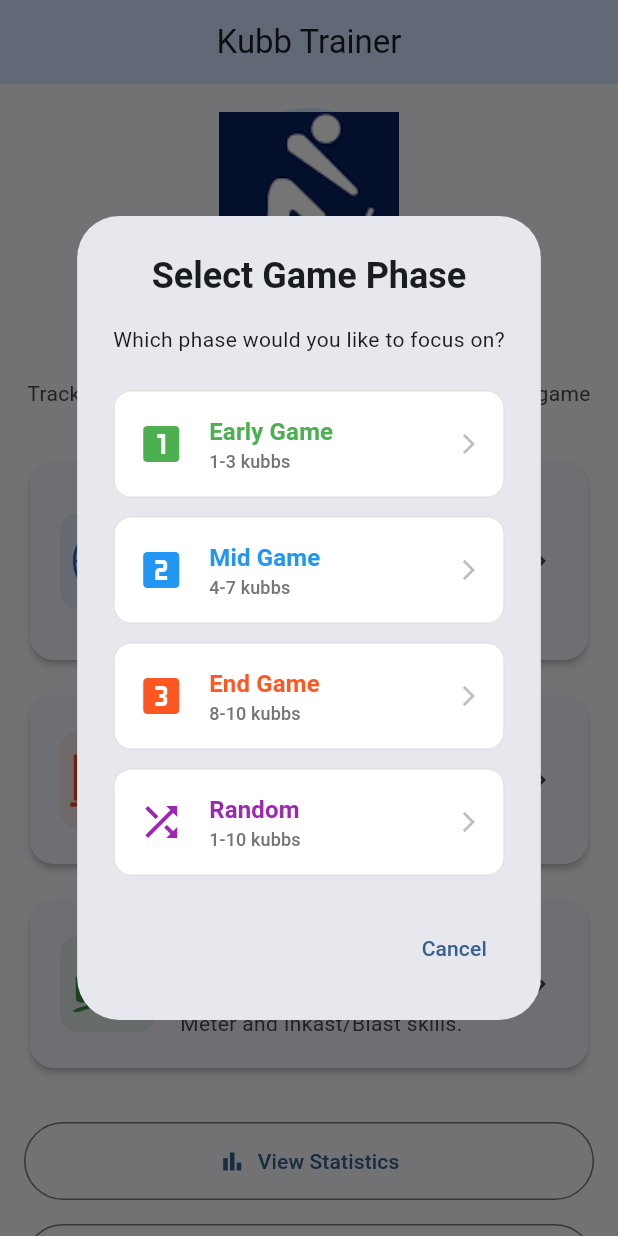
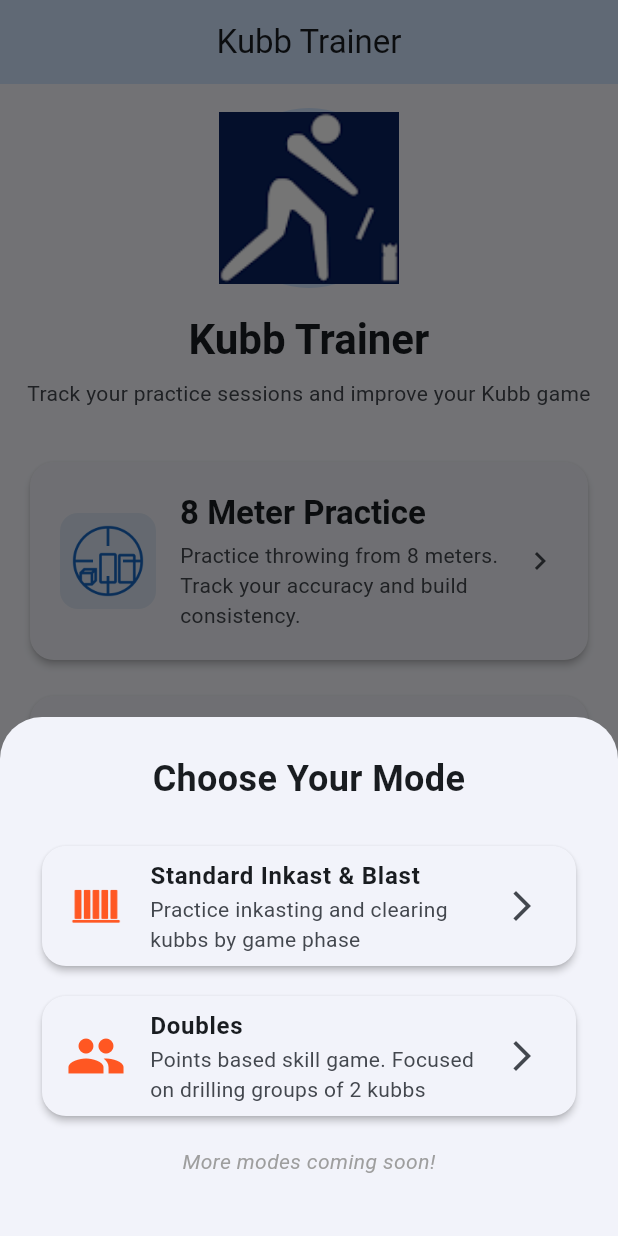
Before and after one commit to ST-Superman/KubbManager-Flutter, a Flutter app: the screen it shows after launch, after a tap on "Inkast Blast", on a phone screen of 412 x 824 dp. Run offline on Flutter 3.47's test engine with Material 3 defaults, Android fonts, the phone set to English and light mode, and no system bars; our stand-ins replace fl_chart, shared_preferences, sqflite; accounts and stored records are empty.

Commit message:
Reorganize Inkast Blast navigation with proper mode selection hierarchy
- Add 'Choose Your Mode' bottom sheet for Inkast Blast (like 8 Meter)
- Create two-tier navigation: Mode selection → Phase selection
- Mode options under Inkast Blast:
  1. Standard Inkast & Blast - Opens phase selection (Early/Mid/End/Random)
  2. Doubles - Coming Soon (points based game for groups of 2 kubbs)
- Move Doubles from Mixed Phase Training to Inkast Blast menu
- Update Around the Pitch subtitle to better describe the mode
- Maintain consistent UX across all training mode selections

```diff
--- a/lib/views/landing_page.dart
+++ b/lib/views/landing_page.dart
@@ -45,7 +45,7 @@ class LandingPage extends StatelessWidget {
               imagePath: 'assets/icons/inkastblast.png',
               color: Colors.deepOrange.shade700,
               onTap: () {
-                _showInkastBlastPhaseSelection(context);
+                _showInkastBlastModeSelection(context);
               },
             ),
             const SizedBox(height: 16),
@@ -168,6 +168,77 @@ class LandingPage extends StatelessWidget {
                       builder: (context) => const AroundThePitchTrainingView(),
                     ),
                   );
+                },
+              ),
+            ),
+            const SizedBox(height: 16),
+
+            // More modes coming soon message
+            const Text(
+              'More modes coming soon!',
+              style: TextStyle(
+                fontSize: 14,
+                fontStyle: FontStyle.italic,
+                color: Colors.grey,
+              ),
+              textAlign: TextAlign.center,
+            ),
+            const SizedBox(height: 16),
+          ],
+        ),
+      ),
+    );
+  }
+
+  void _showInkastBlastModeSelection(BuildContext context) {
+    showModalBottomSheet(
+      context: context,
+      builder: (context) => Container(
+        padding: const EdgeInsets.all(24),
+        child: Column(
+          mainAxisSize: MainAxisSize.min,
+          crossAxisAlignment: CrossAxisAlignment.stretch,
+          children: [
+            const Text(
+              'Choose Your Mode',
+              style: TextStyle(fontSize: 24, fontWeight: FontWeight.bold),
+              textAlign: TextAlign.center,
+            ),
+            const SizedBox(height: 24),
+
+            // Standard Inkast & Blast Mode
+            Card(
+              child: ListTile(
+                leading: Image.asset(
+                  'assets/icons/inkastblast.png',
+                  width: 40,
+                  height: 40,
+                  color: Colors.deepOrange,
+                  colorBlendMode: BlendMode.srcIn,
+                ),
+                title: const Text('Standard Inkast & Blast',
+                    style: TextStyle(fontWeight: FontWeight.bold)),
+                subtitle: const Text('Practice inkasting and clearing kubbs by game phase'),
+                trailing: const Icon(Icons.arrow_forward_ios),
+                onTap: () {
+                  Navigator.pop(context);
+                  _showInkastBlastPhaseSelection(context);
+                },
+              ),
+            ),
+            const SizedBox(height: 12),
+
+            // Doubles Mode
+            Card(
+              child: ListTile(
+                leading: const Icon(Icons.people, color: Colors.deepOrange, size: 40),
+                title: const Text('Doubles',
+                    style: TextStyle(fontWeight: FontWeight.bold)),
+                subtitle: const Text('Points based skill game. Focused on drilling groups of 2 kubbs'),
+                trailing: const Icon(Icons.arrow_forward_ios),
+                onTap: () {
+                  Navigator.pop(context);
+                  _showComingSoon(context, 'Doubles');
                 },
               ),
             ),
@@ -340,22 +411,6 @@ class LandingPage extends StatelessWidget {
             ),
             const SizedBox(height: 24),
 
-            // Doubles Mode
-            Card(
-              child: ListTile(
-                leading: const Icon(Icons.people, color: Colors.deepOrange, size: 40),
-                title: const Text('Doubles',
-                    style: TextStyle(fontWeight: FontWeight.bold)),
-                subtitle: const Text('Points based skill game. Focused on drilling and clearing groups of 2 kubbs'),
-                trailing: const Icon(Icons.arrow_forward_ios),
-                onTap: () {
-                  Navigator.pop(context);
-                  _showComingSoon(context, 'Doubles');
-                },
-              ),
-            ),
-            const SizedBox(height: 12),
-
             // Full Game Sim Mode
             Card(
               child: ListTile(
```
